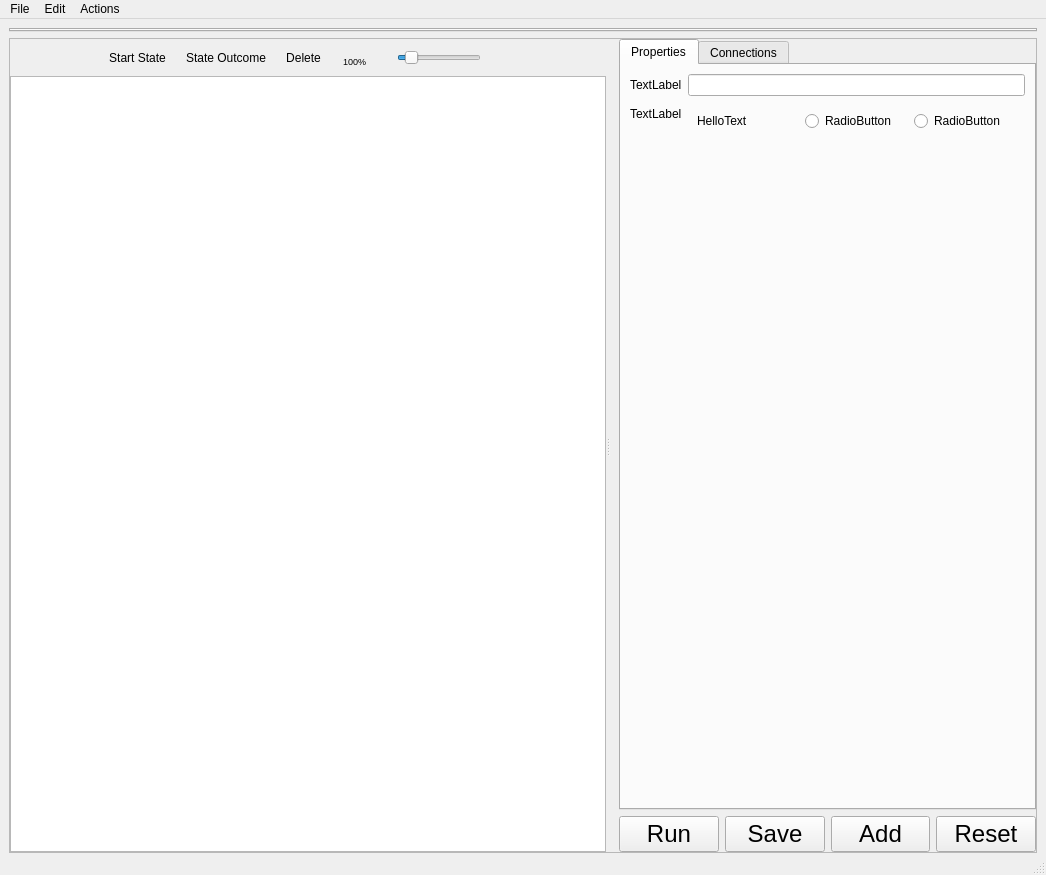
Old version of the form rcommander/RCommander.ui in the repository gt-ros-pkg/rcommander-core.
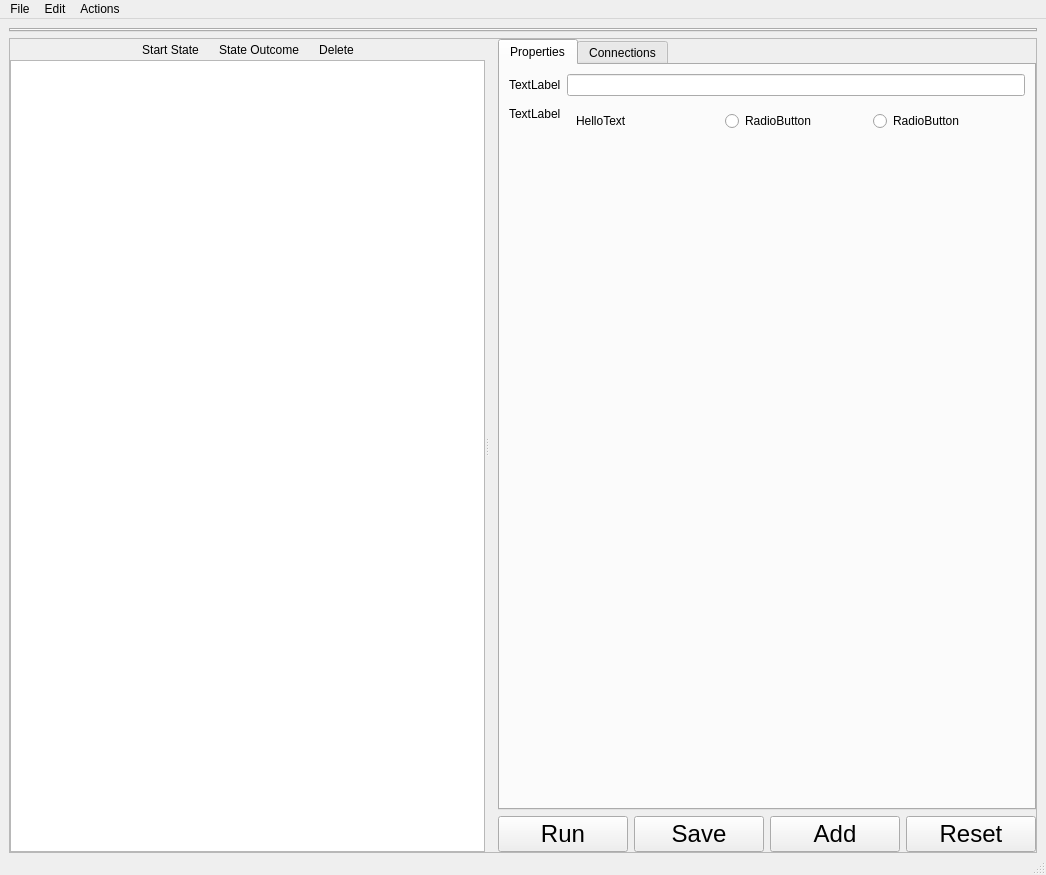
New version of the form. Icons and pictures are not drawn.

The edit to the form file:
```diff
--- a/rcommander/RCommander.ui
+++ b/rcommander/RCommander.ui
@@ -127,84 +127,6 @@
                 </property>
                </widget>
               </item>
-              <item>
-               <widget class="QWidget" name="zoom_widget" native="true">
-                <layout class="QHBoxLayout" name="horizontalLayout_5">
-                 <item>
-                  <widget class="QLabel" name="zoomLevel">
-                   <property name="toolTip">
-                    <string>Zoom to actual size.</string>
-                   </property>
-                   <property name="styleSheet">
-                    <string notr="true">font-size: 9px;</string>
-                   </property>
-                   <property name="text">
-                    <string>100%</string>
-                   </property>
-                   <property name="alignment">
-                    <set>Qt::AlignBottom|Qt::AlignRight|Qt::AlignTrailing</set>
-                   </property>
-                  </widget>
-                 </item>
-                 <item>
-                  <widget class="QToolButton" name="zoomOutButton">
-                   <property name="toolTip">
-                    <string>Zooms out.</string>
-                   </property>
-                   <property name="styleSheet">
-                    <string notr="true">#zoomOutButton { image: url(':/zoomsmall'); border: 0; margin: 0; padding: 0; }
-#zoomOutButton:pressed { image: url(':/zoomsmall_pressed'); }</string>
-                   </property>
-                   <property name="text">
-                    <string/>
-                   </property>
-                  </widget>
-                 </item>
-                 <item>
-                  <widget class="QSlider" name="zoomSlider">
-                   <property name="enabled">
-                    <bool>true</bool>
-                   </property>
-                   <property name="sizePolicy">
-                    <sizepolicy hsizetype="Expanding" vsizetype="Fixed">
-                     <horstretch>0</horstretch>
-                     <verstretch>0</verstretch>
-                    </sizepolicy>
-                   </property>
-                   <property name="toolTip">
-                    <string>Sets the zoom level.</string>
-                   </property>
-                   <property name="styleSheet">
-                    <string notr="true">border: 0;</string>
-                   </property>
-                   <property name="minimum">
-                    <number>1</number>
-                   </property>
-                   <property name="maximum">
-                    <number>1000</number>
-                   </property>
-                   <property name="value">
-                    <number>100</number>
-                   </property>
-                   <property name="orientation">
-                    <enum>Qt::Horizontal</enum>
-                   </property>
-                  </widget>
-                 </item>
-                 <item>
-                  <widget class="QToolButton" name="zoomInButton">
-                   <property name="toolTip">
-                    <string>Zooms in.</string>
-                   </property>
-                   <property name="styleSheet">
-                    <string notr="true">#zoomInButton { image: url(':/zoombig'); border: 0; margin: 0; padding: 0; }
-#zoomInButton:pressed { image: url(':/zoombig_pressed'); }</string>
-                   </property>
-                  </widget>
-                 </item>
-                </layout>
-               </widget>
-              </item>
               <item>
                <spacer name="horizontalSpacer_2">
                 <property name="orientation">
```
